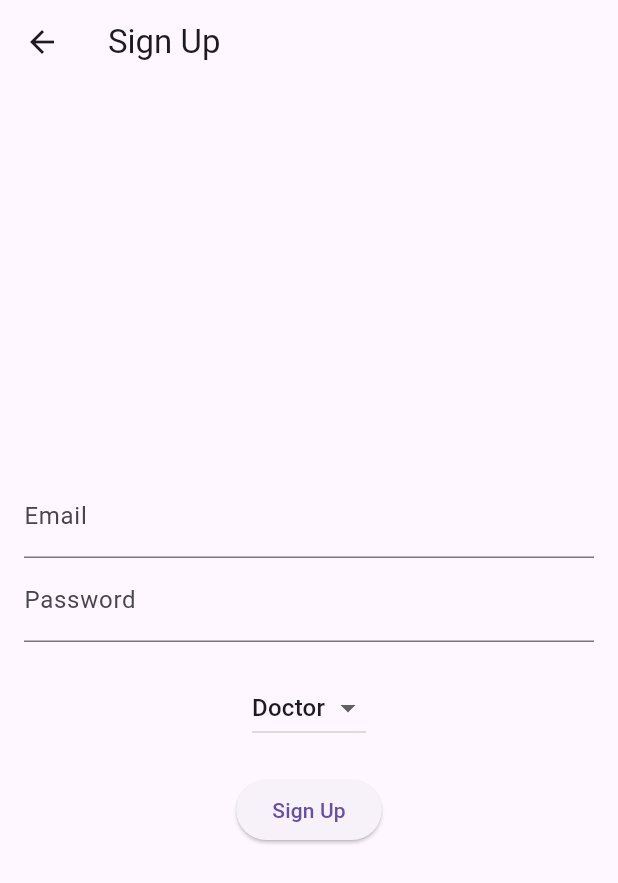
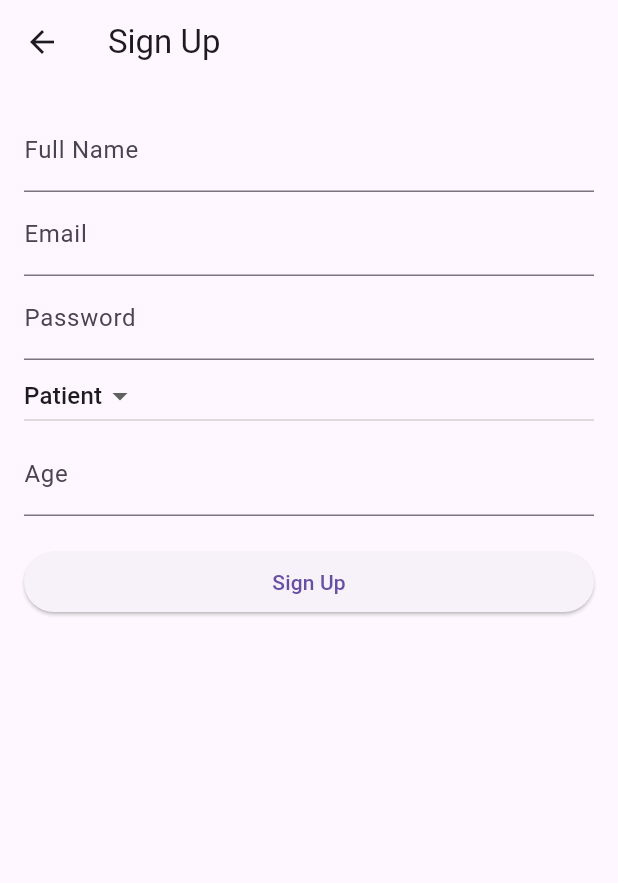
Before and after one commit to Aditi187/Hospital_management, a Flutter app: the screen it shows after launch, after a tap on "Don't have an account? Sign Up", on a phone screen of 412 x 824 dp. Shown: the top 883 px of the screen. Run offline on Flutter 3.47's test engine with Material 3 defaults, Android fonts, the phone set to English and light mode, and no system bars; our stand-ins replace cloud_firestore, firebase_auth, firebase_core; accounts and stored records are empty.

Commit message:
Updated signup with Firestore role and dashboard redirect

```diff
--- a/lib/main.dart
+++ b/lib/main.dart
@@ -4,36 +4,14 @@
 import 'signup_page.dart';
 import 'doctor_dashboard.dart';
 import 'patient_dashboard.dart';
-import 'firebase_options.dart'; // ✅ Generated by `flutterfire configure`
+import 'firebase_options.dart'; // generated by flutterfire configure
 
 void main() async {
   WidgetsFlutterBinding.ensureInitialized();
-
-  // ✅ Try Firebase initialization safely
-  try {
-    await Firebase.initializeApp(
-     options: DefaultFirebaseOptions.currentPlatform,
-    );
-    runApp(const MyApp());
-  } catch (e, stack) {
-    // ✅ If Firebase fails, show the error on screen instead of a white page
-    runApp(
-      MaterialApp(
-        debugShowCheckedModeBanner: false,
-        home: Scaffold(
-          body: Center(
-            child: SingleChildScrollView(
-              padding: const EdgeInsets.all(20),
-              child: Text(
-                "⚠️ Firebase Initialization Failed:\n\n$e\n\n$stack",
-                style: const TextStyle(color: Colors.red),
-              ),
-            ),
-          ),
-        ),
-      ),
-    );
-  }
+  await Firebase.initializeApp(
+    options: DefaultFirebaseOptions.currentPlatform,
+  );
+  runApp(const MyApp());
 }
 
 class MyApp extends StatelessWidget {
@@ -44,14 +22,8 @@
     return MaterialApp(
       debugShowCheckedModeBanner: false,
       title: 'Hospital Management',
-      theme: ThemeData(
-        primarySwatch: Colors.blue,
-      ),
-
-      // ✅ First screen
+      theme: ThemeData(primarySwatch: Colors.blue),
       home: const LoginPage(),
-
-      // ✅ Named routes for easy navigation
       routes: {
         '/login': (context) => const LoginPage(),
         '/signup': (context) => const SignupPage(),
--- a/lib/signup_page.dart
+++ b/lib/signup_page.dart
@@ -1,6 +1,6 @@
 import 'package:flutter/material.dart';
 import 'package:firebase_auth/firebase_auth.dart';
-import 'package:cloud_firestore/cloud_firestore.dart'; // ✅ Needed for Firestore
+import 'package:cloud_firestore/cloud_firestore.dart';
 import 'doctor_dashboard.dart';
 import 'patient_dashboard.dart';
 
@@ -14,27 +14,62 @@ class SignupPage extends StatefulWidget {
 class _SignupPageState extends State<SignupPage> {
   final TextEditingController emailController = TextEditingController();
   final TextEditingController passwordController = TextEditingController();
-  String selectedRole = "Doctor"; // Default role
+  final TextEditingController nameController = TextEditingController();
+  final TextEditingController ageController = TextEditingController();
+  final TextEditingController specializationController =
+      TextEditingController();
+  final TextEditingController experienceController = TextEditingController();
 
-  void _signup() async {
+  String selectedRole = "Patient";
+  bool _isLoading = false;
+
+  Future<void> _signup() async {
+    String email = emailController.text.trim();
+    String password = passwordController.text.trim();
+    String name = nameController.text.trim();
+
+    if (email.isEmpty || password.isEmpty || name.isEmpty) {
+      ScaffoldMessenger.of(context).showSnackBar(
+        const SnackBar(content: Text("Please fill all required fields")),
+      );
+      return;
+    }
+
+    setState(() => _isLoading = true);
+
     try {
-      // 1. Create user with Firebase Auth
+      print("🔹 Creating user...");
       UserCredential userCredential =
           await FirebaseAuth.instance.createUserWithEmailAndPassword(
-        email: emailController.text.trim(),
-        password: passwordController.text.trim(),
+        email: email,
+        password: password,
       );
 
       User? user = userCredential.user;
+      print("✅ User created: ${user?.uid}");
 
-      // 2. Save user data + role in Firestore
-      await FirebaseFirestore.instance.collection("users").doc(user!.uid).set({
-        "email": emailController.text.trim(),
-        "role": selectedRole.toLowerCase(), // ✅ save role in lowercase
+      Map<String, dynamic> userData = {
+        "email": email,
+        "role": selectedRole.toLowerCase(),
+        "name": name,
         "createdAt": Timestamp.now(),
-      });
+      };
 
-      // 3. Navigate to correct dashboard
+      if (selectedRole == "Patient") {
+        userData["age"] = ageController.text.trim();
+      } else if (selectedRole == "Doctor") {
+        userData["specialization"] = specializationController.text.trim();
+        userData["experience"] = experienceController.text.trim();
+      }
+
+      print("🔹 Saving data to Firestore...");
+      await FirebaseFirestore.instance
+          .collection("users")
+          .doc(user!.uid)
+          .set(userData);
+      print("✅ Data saved to Firestore");
+
+      print("🔹 Redirecting to dashboard...");
       if (selectedRole == "Doctor") {
         Navigator.pushReplacement(
           context,
@@ -46,10 +81,16 @@ class _SignupPageState extends State<SignupPage> {
           MaterialPageRoute(builder: (context) => const PatientDashboard()),
         );
       }
+      print("✅ Navigation done!");
+    } on FirebaseAuthException catch (e) {
+      print("❌ FirebaseAuthException: ${e.message}");
+      ScaffoldMessenger.of(context).showSnackBar(
+        SnackBar(content: Text("Signup failed: ${e.message}")),
+      );
     } catch (e) {
-      ScaffoldMessenger.of(context).showSnackBar(
-        SnackBar(content: Text("Signup failed: $e")),
-      );
+      print("❌ Unexpected error: $e");
+    } finally {
+      setState(() => _isLoading = false);
     }
   }
 
@@ -58,10 +99,13 @@ class _SignupPageState extends State<SignupPage> {
     return Scaffold(
       appBar: AppBar(title: const Text("Sign Up")),
       body: Padding(
-        padding: const EdgeInsets.all(16),
-        child: Column(
-          mainAxisAlignment: MainAxisAlignment.center,
+        padding: const EdgeInsets.all(16.0),
+        child: ListView(
           children: [
+            TextField(
+              controller: nameController,
+              decoration: const InputDecoration(labelText: "Full Name"),
+            ),
             TextField(
               controller: emailController,
               decoration: const InputDecoration(labelText: "Email"),
@@ -71,20 +115,42 @@ class _SignupPageState extends State<SignupPage> {
               decoration: const InputDecoration(labelText: "Password"),
               obscureText: true,
             ),
-            const SizedBox(height: 20),
             DropdownButton<String>(
               value: selectedRole,
-              items: ["Doctor", "Patient"].map((role) {
-                return DropdownMenuItem(value: role, child: Text(role));
-              }).toList(),
+              items: const [
+                DropdownMenuItem(value: "Patient", child: Text("Patient")),
+                DropdownMenuItem(value: "Doctor", child: Text("Doctor")),
+              ],
               onChanged: (value) {
                 setState(() {
                   selectedRole = value!;
                 });
               },
             ),
+            if (selectedRole == "Patient")
+              TextField(
+                controller: ageController,
+                decoration: const InputDecoration(labelText: "Age"),
+              ),
+            if (selectedRole == "Doctor") ...[
+              TextField(
+                controller: specializationController,
+                decoration:
+                    const InputDecoration(labelText: "Specialization"),
+              ),
+              TextField(
+                controller: experienceController,
+                decoration:
+                    const InputDecoration(labelText: "Experience (Years)"),
+              ),
+            ],
             const SizedBox(height: 20),
-            ElevatedButton(onPressed: _signup, child: const Text("Sign Up")),
+            _isLoading
+                ? const Center(child: CircularProgressIndicator())
+                : ElevatedButton(
+                    onPressed: _signup,
+                    child: const Text("Sign Up"),
+                  ),
           ],
         ),
       ),
--- a/pubspec.yaml
+++ b/pubspec.yaml
@@ -14,8 +14,8 @@ dependencies:
   cupertino_icons: ^1.0.8
 
   # Firebase dependencies
-  firebase_core: ^3.6.0
-  firebase_auth: ^5.3.1
+  firebase_core: ^3.15.2
+  firebase_auth: ^5.7.0
   cloud_firestore: ^5.4.4
 
   # State management
@@ -28,6 +28,7 @@ dependencies:
 
   # UI widgets
   table_calendar: ^3.1.2
+  device_preview: ^1.3.1
 
 dev_dependencies:
   flutter_test:
```
Also changed, not shown: lib/login_page.dart (+27 -6 lines), pubspec.lock, 4 other files.
